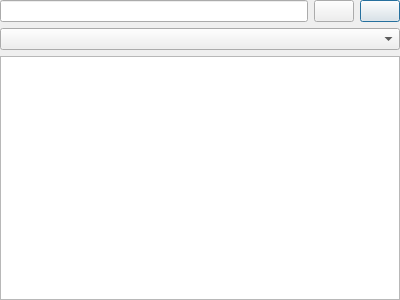
This is src/forms/w_inline_code.ui in TuringApp/Turing as Qt 5 draws it before an edit. The edited form follows.
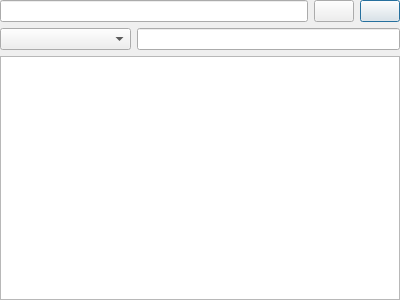
This is the edited form. Icons and pictures are not drawn.

What changed in the file:
```diff
--- a/src/forms/w_inline_code.ui
+++ b/src/forms/w_inline_code.ui
@@ -58,7 +58,28 @@
    <item>
     <layout class="QVBoxLayout" name="verticalLayout_2">
      <item>
-      <widget class="QComboBox" name="cbxFuncs"/>
+      <layout class="QHBoxLayout" name="horizontalLayout_2" stretch="1,2">
+       <item>
+        <widget class="QComboBox" name="cbxFuncs">
+         <property name="sizePolicy">
+          <sizepolicy hsizetype="Ignored" vsizetype="Fixed">
+           <horstretch>0</horstretch>
+           <verstretch>0</verstretch>
+          </sizepolicy>
+         </property>
+        </widget>
+       </item>
+       <item>
+        <widget class="QLineEdit" name="txtSearch">
+         <property name="sizePolicy">
+          <sizepolicy hsizetype="Ignored" vsizetype="Fixed">
+           <horstretch>0</horstretch>
+           <verstretch>0</verstretch>
+          </sizepolicy>
+         </property>
+        </widget>
+       </item>
+      </layout>
      </item>
      <item>
       <widget class="QListWidget" name="lstFuncs"/>
```
Left out of the diff: 1 changed line with no effect on the pictures.
